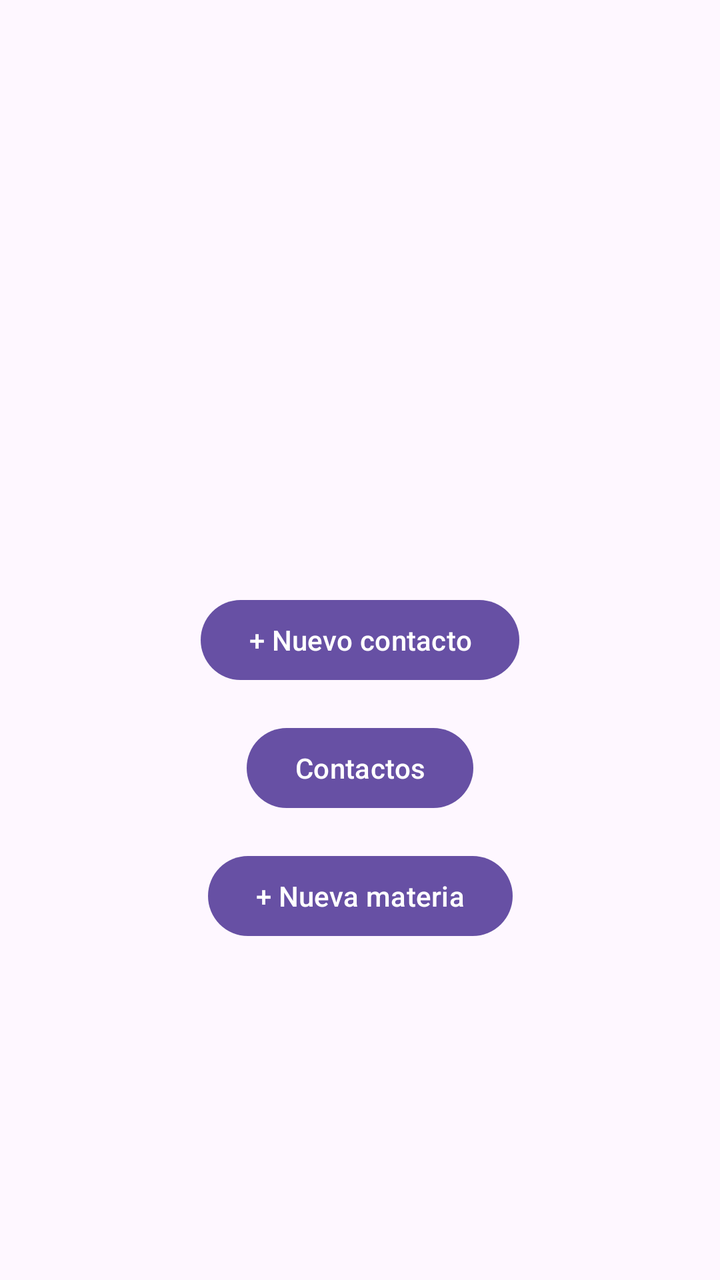
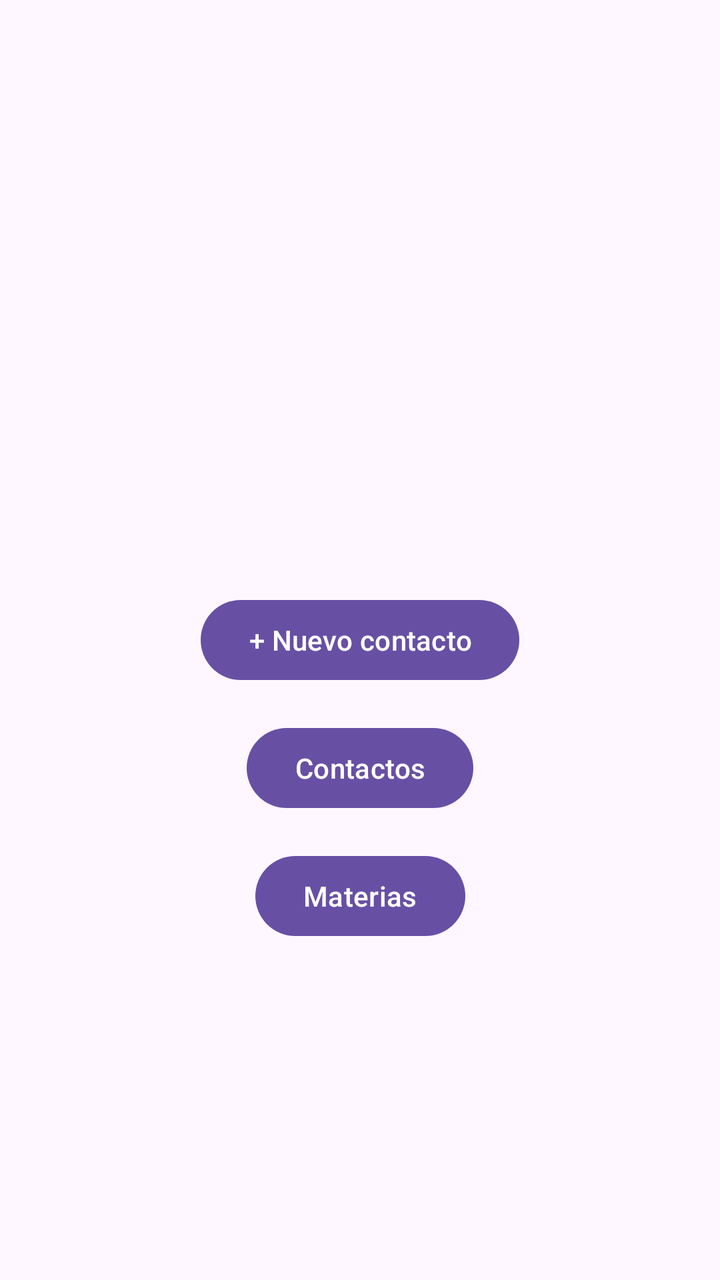

Before-and-after screenshots of an Android layout around one commit, followed by the original layout XML and the change that was made.
<!-- AndroidManifest.xml: application theme Theme.AgendaPersonal -->
<!-- res/layout/activity_main.xml -->
<?xml version="1.0" encoding="utf-8"?>
<androidx.constraintlayout.widget.ConstraintLayout xmlns:android="http://schemas.android.com/apk/res/android"
    xmlns:app="http://schemas.android.com/apk/res-auto"
    xmlns:tools="http://schemas.android.com/tools"
    android:id="@+id/main"
    android:layout_width="match_parent"
    android:layout_height="match_parent"
    tools:context=".vista.MainActivity">

    
    <Button
        android:id="@+id/btnNuevoContacto"
        android:layout_width="wrap_content"
        android:layout_height="wrap_content"
        android:minHeight="48dp"
        android:text="@string/btn_nuevo_contacto"
        app:layout_constraintBottom_toBottomOf="parent"
        app:layout_constraintEnd_toEndOf="parent"
        app:layout_constraintStart_toStartOf="parent"
        app:layout_constraintTop_toTopOf="parent" />

    
    <Button
        android:id="@+id/btnContactos"
        android:layout_width="wrap_content"
        android:layout_height="wrap_content"
        android:layout_marginTop="16dp"
        android:minHeight="48dp"
        android:text="@string/btn_contactos"
        app:layout_constraintEnd_toEndOf="parent"
        app:layout_constraintStart_toStartOf="parent"
        app:layout_constraintTop_toBottomOf="@id/btnNuevoContacto" />

    
    <Button
        android:id="@+id/btnNuevaMateria"
        android:layout_width="wrap_content"
        android:layout_height="wrap_content"
        android:layout_marginTop="16dp"
        android:minHeight="48dp"
        android:text="@string/btn_nueva_materia"
        app:layout_constraintEnd_toEndOf="parent"
        app:layout_constraintStart_toStartOf="parent"
        app:layout_constraintTop_toBottomOf="@id/btnContactos" />

</androidx.constraintlayout.widget.ConstraintLayout>
<!-- resources referenced by this layout -->
<resources>
  <string name="btn_contactos">Contactos</string>
  <string name="btn_nueva_materia">+ Nueva materia</string>
  <string name="btn_nuevo_contacto">+ Nuevo contacto</string>
  <style name="Theme.AgendaPersonal" parent="Base.Theme.AgendaPersonal" />
  <style name="Base.Theme.AgendaPersonal" parent="Theme.Material3.DayNight.NoActionBar">
          
          
      </style>
</resources>

<!-- the commit's change to res/layout/activity_main.xml (unified diff, before → after) -->
@@ -33,12 +33,12 @@
 
     
     <Button
-        android:id="@+id/btnNuevaMateria"
+        android:id="@+id/btnMaterias"
         android:layout_width="wrap_content"
         android:layout_height="wrap_content"
         android:layout_marginTop="16dp"
         android:minHeight="48dp"
-        android:text="@string/btn_nueva_materia"
+        android:text="@string/btn_materias"
         app:layout_constraintEnd_toEndOf="parent"
         app:layout_constraintStart_toStartOf="parent"
         app:layout_constraintTop_toBottomOf="@id/btnContactos" />
<!-- resource entries referenced after the edit -->
@@ -1,7 +1,7 @@
 <!-- resources referenced by this layout -->
 <resources>
   <string name="btn_contactos">Contactos</string>
-  <string name="btn_nueva_materia">+ Nueva materia</string>
+  <string name="btn_materias">Materias</string>
   <string name="btn_nuevo_contacto">+ Nuevo contacto</string>
   <style name="Theme.AgendaPersonal" parent="Base.Theme.AgendaPersonal" />
   <style name="Base.Theme.AgendaPersonal" parent="Theme.Material3.DayNight.NoActionBar">
